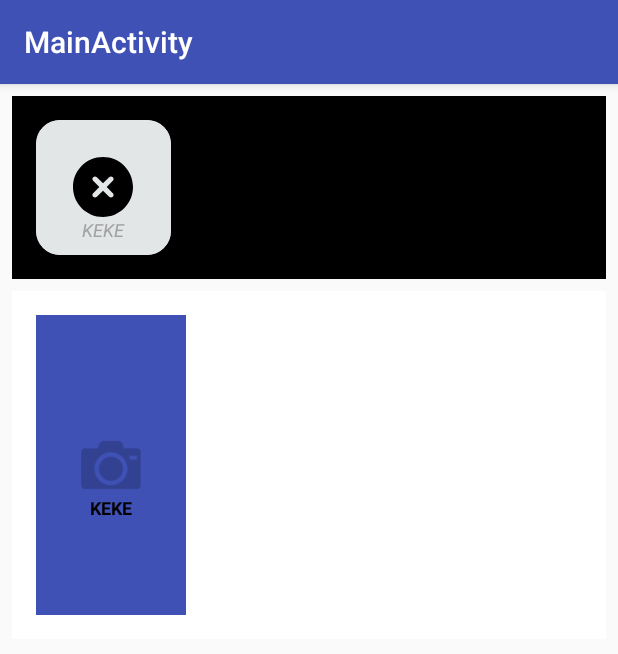
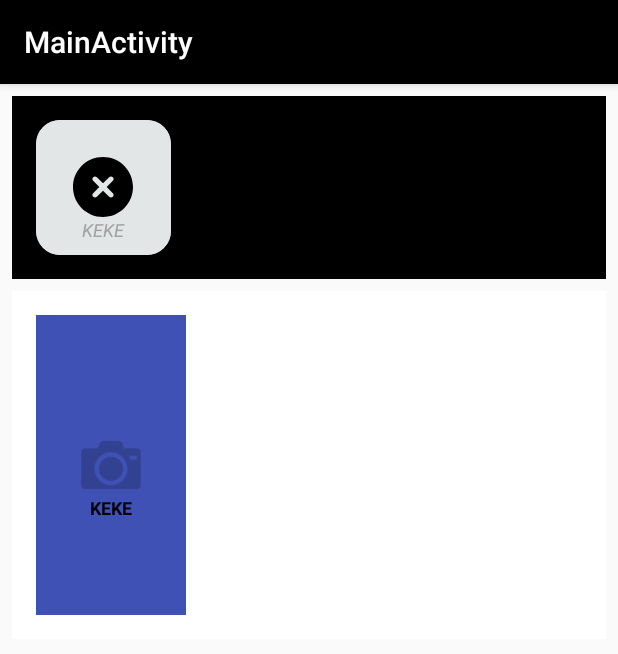
Before and after one commit to johnrevelator/ImagePickerView, an Android app: the screen it shows after launch (MainActivity), on a phone screen of 412 x 824 dp. Shown: the top 654 px of the screen. Run offline under Robolectric (Android 15) with nearby library versions, the phone set to English and light mode, and no system bars; libraries missing offline, so code that uses them is left out: com.mlsdev.rximagepicker.

```diff
--- a/imagepickerview/src/main/AndroidManifest.xml
+++ b/imagepickerview/src/main/AndroidManifest.xml
@@ -3,7 +3,7 @@
 
     <application>
         <activity
-            android:theme="@style/AppTheme"
+            android:theme="@style/AppTheme.NoActionBar"
             android:name=".ImageActivity"
             >
 
--- /dev/null
+++ b/imagepickerview/src/main/res/values-v21/styles.xml
@@ -0,0 +1,14 @@
+<?xml version="1.0" encoding="utf-8"?>
+<resources>
+
+    <style name="AppTheme.NoActionBar">
+        <item name="windowActionBar">false</item>
+        <item name="windowNoTitle">true</item>
+
+        <item name="colorPrimary">@color/black</item>
+        <item name="colorPrimaryDark">@color/black</item>
+        <item name="android:windowDrawsSystemBarBackgrounds">true</item>
+        <item name="android:statusBarColor">@android:color/black</item>
+        <item name="android:navigationBarColor">@color/black</item>
+    </style>
+</resources>
--- a/imagepickerview/src/main/res/values/styles.xml
+++ b/imagepickerview/src/main/res/values/styles.xml
@@ -4,14 +4,18 @@
     <!-- Base application theme. -->
     <style name="AppTheme" parent="Theme.AppCompat.Light.DarkActionBar">
         <!-- Customize your theme here. -->
-        <item name="colorPrimary">@color/colorPrimary</item>
-        <item name="colorPrimaryDark">@color/colorPrimaryDark</item>
+        <item name="colorPrimary">@color/black</item>
+        <item name="colorPrimaryDark">@color/black</item>
         <item name="colorAccent">@color/colorAccent</item>
     </style>
 
     <style name="AppTheme.NoActionBar">
         <item name="windowActionBar">false</item>
         <item name="windowNoTitle">true</item>
+
+        <item name="colorPrimary">@color/black</item>
+        <item name="colorPrimaryDark">@color/black</item>
+
     </style>
 
 
```
Also changed, not shown: imagepickerview/src/main/java/ru/vvdev/imagepickerview/ImageActivity.kt (+22 -7 lines), imagepickerview/src/main/res/drawable/ic_arrow_back_black_24dp.xml (added, +9 -0 lines), imagepickerview/src/main/res/layout/activity_image.xml (+9 -0 lines).
